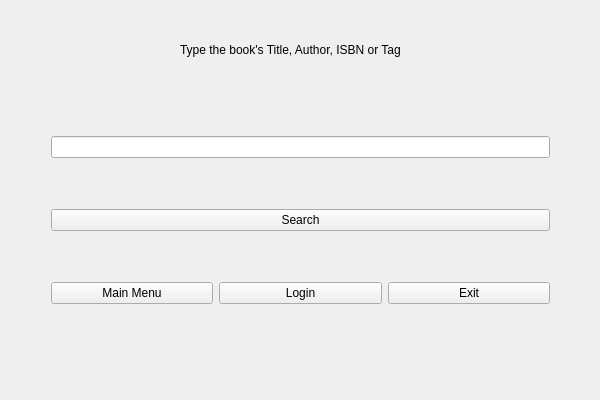
EchipaSMC/Biblioteca, file Biblioteca/UserApp/SearchBook.ui: the form before one commit.
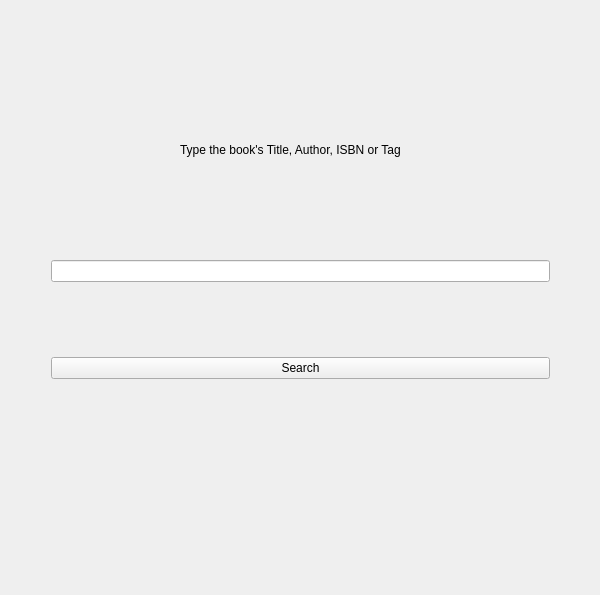
The form after the commit.

Commit message:
Added My account tab + Implementation of buttons
My account will only be visible after user logs in

Patch:
```diff
--- a/Biblioteca/UserApp/SearchBook.ui
+++ b/Biblioteca/UserApp/SearchBook.ui
@@ -7,7 +7,7 @@
     <x>0</x>
     <y>0</y>
     <width>600</width>
-    <height>400</height>
+    <height>595</height>
    </rect>
   </property>
   <property name="minimumSize">
@@ -26,7 +26,7 @@
    <property name="geometry">
     <rect>
      <x>40</x>
-     <y>80</y>
+     <y>180</y>
      <width>521</width>
      <height>281</height>
     </rect>
@@ -43,29 +43,7 @@
      </widget>
     </item>
     <item>
-     <layout class="QHBoxLayout" name="horizontalLayout">
-      <item>
-       <widget class="QPushButton" name="mainMenuBtn">
-        <property name="text">
-         <string>Main Menu</string>
-        </property>
-       </widget>
-      </item>
-      <item>
-       <widget class="QPushButton" name="loginBtn">
-        <property name="text">
-         <string>Login</string>
-        </property>
-       </widget>
-      </item>
-      <item>
-       <widget class="QPushButton" name="exitBtn">
-        <property name="text">
-         <string>Exit</string>
-        </property>
-       </widget>
-      </item>
-     </layout>
+     <layout class="QHBoxLayout" name="horizontalLayout"/>
     </item>
    </layout>
   </widget>
@@ -73,7 +51,7 @@
    <property name="geometry">
     <rect>
      <x>180</x>
-     <y>40</y>
+     <y>140</y>
      <width>241</width>
      <height>20</height>
     </rect>
```
The commit also changes 14 other files.
